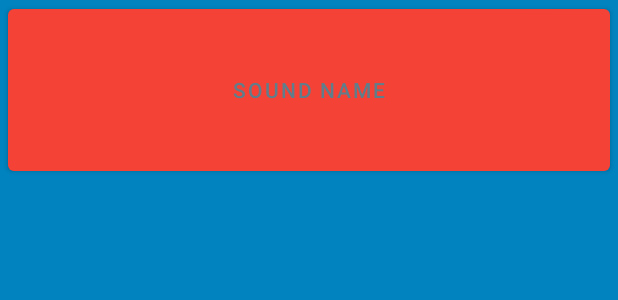
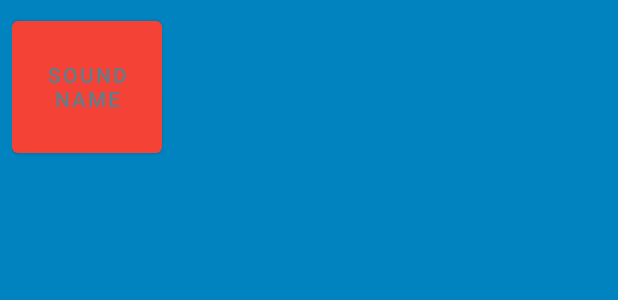
Before and after one commit to TomasCartman/BeatBox, an Android app: the layout list_item_sound.xml on its own in the app's theme, with its tools: preview values and no code run, on a phone screen of 412 x 824 dp. Shown: the top 300 px of the screen. Run offline under Robolectric (Android 15) with nearby library versions, the light colour scheme and no system bars.

Commit message:
Chapter 22 without challenge

```diff
--- /dev/null
+++ b/app/src/main/res/drawable/button_beat_box.xml
@@ -0,0 +1,8 @@
+<selector xmlns:android="http://schemas.android.com/apk/res/android">
+
+    <item
+        android:drawable="@drawable/button_beat_box_pressed"
+        android:state_pressed="true"/>
+
+    <item android:drawable="@drawable/button_beat_box_normal"/>
+</selector>
--- /dev/null
+++ b/app/src/main/res/drawable/button_beat_box_normal.xml
@@ -0,0 +1,8 @@
+<shape
+    xmlns:android="http://schemas.android.com/apk/res/android"
+    android:shape="oval">
+
+    <solid
+        android:color="@color/dark_blue"/>
+
+</shape>
--- /dev/null
+++ b/app/src/main/res/drawable/button_beat_box_pressed.xml
@@ -0,0 +1,14 @@
+<layer-list xmlns:android="http://schemas.android.com/apk/res/android">
+    <item>
+        <shape android:shape="oval">
+            <solid android:color="@color/red"/>
+        </shape>
+    </item>
+    <item>
+        <shape android:shape="oval">
+            <stroke
+                android:width="4dp"
+                android:color="@color/dark_red" />
+        </shape>
+    </item>
+</layer-list>
--- a/app/src/main/res/layout/list_item_sound.xml
+++ b/app/src/main/res/layout/list_item_sound.xml
@@ -10,12 +10,17 @@
 
     </data>
 
-    <Button
+    <FrameLayout
         android:layout_width="match_parent"
-        android:layout_height="120dp"
-        android:layout_marginStart="5dp"
-        android:layout_marginEnd="5dp"
-        android:onClick="@{() -> viewModel.onButtonClicked()}"
-        android:text="@{viewModel.title}"
-        tools:text="Sound name" />
+        android:layout_height="wrap_content"
+        android:layout_margin="8dp">
+
+        <Button
+            android:layout_width="100dp"
+            android:layout_height="100dp"
+            android:gravity="center"
+            android:onClick="@{() -> viewModel.onButtonClicked()}"
+            android:text="@{viewModel.title}"
+            tools:text="Sound name" />
+    </FrameLayout>
 </layout>
--- a/app/src/main/res/values/themes.xml
+++ b/app/src/main/res/values/themes.xml
@@ -18,6 +18,6 @@
     </style>
 
     <style name="BeatBoxButton" parent="Widget.AppCompat.Button">
-        <item name="android:background">@color/dark_blue</item>
+        <item name="android:background">@drawable/button_beat_box</item>
     </style>
 </resources>
```
